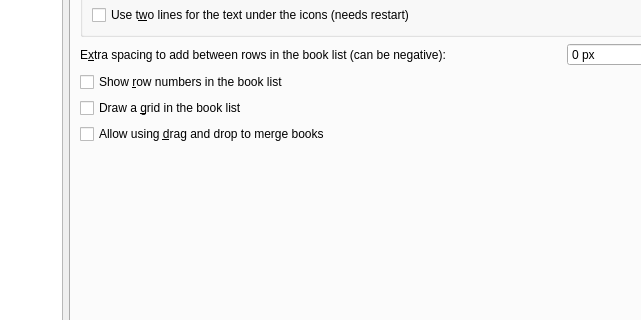
First picture: the form in src/calibre/gui2/preferences/look_feel.ui, repository kovidgoyal/calibre, before the edit; both pictures show x 204 to 845 and y 376 to 696 of the 1096 by 791 pixel window.
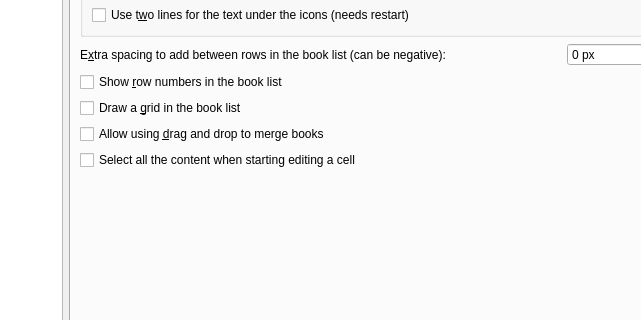
Second picture: the form after the edit. Icons and pictures are not drawn. Custom widgets are drawn as their Qt base class.

Commit message: User option for behavior when editing cell

Patch:
```diff
--- a/src/calibre/gui2/preferences/look_feel.ui
+++ b/src/calibre/gui2/preferences/look_feel.ui
@@ -167,7 +167,7 @@
          </property>
         </widget>
        </item>
-       <item row="14" column="0">
+       <item row="15" column="0">
         <spacer name="verticalSpacer_3">
          <property name="orientation">
           <enum>Qt::Vertical</enum>
@@ -197,6 +197,13 @@
          </property>
         </widget>
        </item>
+       <item row="14" column="0">
+        <widget class="QCheckBox" name="opt_edit_select_cell">
+         <property name="text">
+          <string>Select all the content when starting editing a cell</string>
+         </property>
+        </widget>
+       </item>
        <item row="11" column="0">
         <widget class="QCheckBox" name="opt_row_numbers_in_book_list">
          <property name="text">
```
The commit also changes 3 other files.
